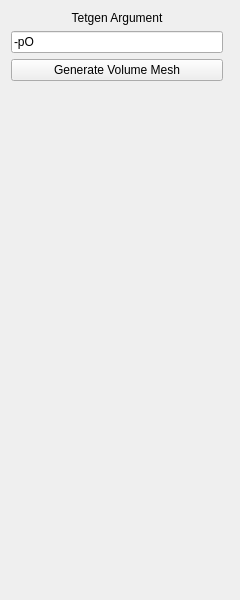
Qt form schnapps/plugins/volume_mesh_from_surface/volume_mesh_from_surface.ui (cgogn/SCHNApps) before a commit.
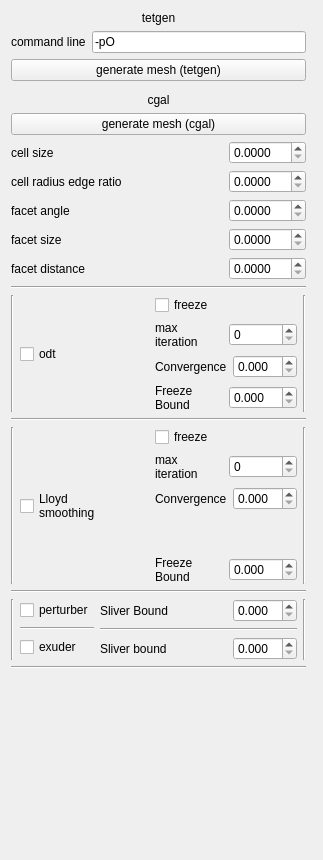
The same form after that commit.

Commit message: using cgal to generate meshes.

Patch:
```diff
--- a/schnapps/plugins/volume_mesh_from_surface/volume_mesh_from_surface.ui
+++ b/schnapps/plugins/volume_mesh_from_surface/volume_mesh_from_surface.ui
@@ -6,15 +6,15 @@
    <rect>
     <x>0</x>
     <y>0</y>
-    <width>240</width>
-    <height>600</height>
+    <width>323</width>
+    <height>860</height>
    </rect>
   </property>
   <property name="windowTitle">
    <string>Form</string>
   </property>
   <layout class="QGridLayout" name="gridLayout">
-   <item row="3" column="0" colspan="2">
+   <item row="11" column="0" colspan="2">
     <spacer name="verticalSpacer">
      <property name="orientation">
       <enum>Qt::Vertical</enum>
@@ -27,29 +27,742 @@
      </property>
     </spacer>
    </item>
-   <item row="0" column="0">
-    <widget class="QLabel" name="label_Tetgn_arg">
-     <property name="text">
-      <string>Tetgen Argument</string>
+   <item row="7" column="0">
+    <layout class="QVBoxLayout" name="verticalLayout">
+     <property name="topMargin">
+      <number>0</number>
      </property>
-     <property name="alignment">
-      <set>Qt::AlignCenter</set>
-     </property>
-    </widget>
+     <item>
+      <widget class="QLabel" name="label_Tetgn_arg">
+       <property name="text">
+        <string>tetgen</string>
+       </property>
+       <property name="alignment">
+        <set>Qt::AlignCenter</set>
+       </property>
+      </widget>
+     </item>
+     <item>
+      <layout class="QHBoxLayout" name="horizontalLayout">
+       <item>
+        <widget class="QLabel" name="label">
+         <property name="text">
+          <string>command line</string>
+         </property>
+        </widget>
+       </item>
+       <item>
+        <widget class="QLineEdit" name="lineEdit_tetgen_args">
+         <property name="text">
+          <string>-pO</string>
+         </property>
+        </widget>
+       </item>
+      </layout>
+     </item>
+     <item>
+      <widget class="QPushButton" name="pushButton_gen_volume_meshTetgen">
+       <property name="text">
+        <string>generate mesh (tetgen)</string>
+       </property>
+      </widget>
+     </item>
+    </layout>
    </item>
-   <item row="2" column="0">
-    <widget class="QPushButton" name="pushButton_gen_volume_mesh">
-     <property name="text">
-      <string>Generate Volume Mesh</string>
+   <item row="8" column="0">
+    <layout class="QVBoxLayout" name="layout_cgal">
+     <property name="topMargin">
+      <number>6</number>
      </property>
-    </widget>
-   </item>
-   <item row="1" column="0">
-    <widget class="QLineEdit" name="lineEdit_tetgen_args">
-     <property name="text">
-      <string>-pO</string>
-     </property>
-    </widget>
+     <item>
+      <widget class="QLabel" name="label_2">
+       <property name="text">
+        <string>cgal</string>
+       </property>
+       <property name="alignment">
+        <set>Qt::AlignCenter</set>
+       </property>
+      </widget>
+     </item>
+     <item>
+      <widget class="QPushButton" name="pushButtonGenMeshCGAL">
+       <property name="text">
+        <string>generate mesh (cgal)</string>
+       </property>
+      </widget>
+     </item>
+     <item>
+      <layout class="QHBoxLayout" name="horizontalLayout_7">
+       <item>
+        <widget class="QLabel" name="label_7">
+         <property name="text">
+          <string>cell size</string>
+         </property>
+        </widget>
+       </item>
+       <item>
+        <spacer name="horizontalSpacer_5">
+         <property name="orientation">
+          <enum>Qt::Horizontal</enum>
+         </property>
+         <property name="sizeHint" stdset="0">
+          <size>
+           <width>40</width>
+           <height>20</height>
+          </size>
+         </property>
+        </spacer>
+       </item>
+       <item>
+        <widget class="QDoubleSpinBox" name="doubleSpinBox_CellSize">
+         <property name="decimals">
+          <number>4</number>
+         </property>
+         <property name="maximum">
+          <double>999.000000000000000</double>
+         </property>
+         <property name="singleStep">
+          <double>0.100000000000000</double>
+         </property>
+        </widget>
+       </item>
+      </layout>
+     </item>
+     <item>
+      <layout class="QHBoxLayout" name="horizontalLayout_6">
+       <item>
+        <widget class="QLabel" name="label_6">
+         <property name="text">
+          <string>cell radius edge ratio</string>
+         </property>
+        </widget>
+       </item>
+       <item>
+        <spacer name="horizontalSpacer_4">
+         <property name="orientation">
+          <enum>Qt::Horizontal</enum>
+         </property>
+         <property name="sizeHint" stdset="0">
+          <size>
+           <width>40</width>
+           <height>20</height>
+          </size>
+         </property>
+        </spacer>
+       </item>
+       <item>
+        <widget class="QDoubleSpinBox" name="doubleSpinBox_Radius">
+         <property name="decimals">
+          <number>4</number>
+         </property>
+         <property name="maximum">
+          <double>999.000000000000000</double>
+         </property>
+         <property name="singleStep">
+          <double>0.100000000000000</double>
+         </property>
+        </widget>
+       </item>
+      </layout>
+     </item>
+     <item>
+      <layout class="QHBoxLayout" name="horizontalLayout_2">
+       <property name="topMargin">
+        <number>0</number>
+       </property>
+       <item>
+        <widget class="QLabel" name="label_3">
+         <property name="text">
+          <string>facet angle</string>
+         </property>
+        </widget>
+       </item>
+       <item>
+        <spacer name="horizontalSpacer">
+         <property name="orientation">
+          <enum>Qt::Horizontal</enum>
+         </property>
+         <property name="sizeHint" stdset="0">
+          <size>
+           <width>40</width>
+           <height>20</height>
+          </size>
+         </property>
+        </spacer>
+       </item>
+       <item>
+        <widget class="QDoubleSpinBox" name="doubleSpinBoxFacetAngle">
+         <property name="decimals">
+          <number>4</number>
+         </property>
+         <property name="maximum">
+          <double>180.000000000000000</double>
+         </property>
+         <property name="singleStep">
+          <double>0.100000000000000</double>
+         </property>
+        </widget>
+       </item>
+      </layout>
+     </item>
+     <item>
+      <layout class="QHBoxLayout" name="horizontalLayout_3">
+       <property name="topMargin">
+        <number>0</number>
+       </property>
+       <item>
+        <widget class="QLabel" name="label_4">
+         <property name="text">
+          <string>facet size</string>
+         </property>
+        </widget>
+       </item>
+       <item>
+        <spacer name="horizontalSpacer_2">
+         <property name="orientation">
+          <enum>Qt::Horizontal</enum>
+         </property>
+         <property name="sizeHint" stdset="0">
+          <size>
+           <width>40</width>
+           <height>20</height>
+          </size>
+         </property>
+        </spacer>
+       </item>
+       <item>
+        <widget class="QDoubleSpinBox" name="doubleSpinBox_FacetSize">
+         <property name="decimals">
+          <number>4</number>
+         </property>
+         <property name="maximum">
+          <double>999.000000000000000</double>
+         </property>
+         <property name="singleStep">
+          <double>0.100000000000000</double>
+         </property>
+        </widget>
+       </item>
+      </layout>
+     </item>
+     <item>
+      <layout class="QHBoxLayout" name="horizontalLayout_5">
+       <item>
+        <widget class="QLabel" name="label_5">
+         <property name="text">
+          <string>facet distance</string>
+         </property>
+        </widget>
+       </item>
+       <item>
+        <spacer name="horizontalSpacer_3">
+         <property name="orientation">
+          <enum>Qt::Horizontal</enum>
+         </property>
+         <property name="sizeHint" stdset="0">
+          <size>
+           <width>40</width>
+           <height>20</height>
+          </size>
+         </property>
+        </spacer>
+       </item>
+       <item>
+        <widget class="QDoubleSpinBox" name="doubleSpinBox_3FacetDistance">
+         <property name="decimals">
+          <number>4</number>
+         </property>
+         <property name="maximum">
+          <double>999.000000000000000</double>
+         </property>
+         <property name="singleStep">
+          <double>0.100000000000000</double>
+         </property>
+        </widget>
+       </item>
+      </layout>
+     </item>
+     <item>
+      <widget class="Line" name="line_7">
+       <property name="orientation">
+        <enum>Qt::Horizontal</enum>
+       </property>
+      </widget>
+     </item>
+     <item>
+      <layout class="QHBoxLayout" name="horizontalLayout_4">
+       <item>
+        <widget class="Line" name="line_5">
+         <property name="orientation">
+          <enum>Qt::Vertical</enum>
+         </property>
+        </widget>
+       </item>
+       <item>
+        <layout class="QVBoxLayout" name="verticalLayout_7">
+         <item>
+          <spacer name="verticalSpacer_6">
+           <property name="orientation">
+            <enum>Qt::Vertical</enum>
+           </property>
+           <property name="sizeHint" stdset="0">
+            <size>
+             <width>20</width>
+             <height>40</height>
+            </size>
+           </property>
+          </spacer>
+         </item>
+         <item>
+          <layout class="QHBoxLayout" name="horizontalLayout_18">
+           <item>
+            <widget class="QCheckBox" name="checkBox_ODT">
+             <property name="text">
+              <string>odt</string>
+             </property>
+            </widget>
+           </item>
+           <item>
+            <spacer name="horizontalSpacer_11">
+             <property name="orientation">
+              <enum>Qt::Horizontal</enum>
+             </property>
+             <property name="sizeHint" stdset="0">
+              <size>
+               <width>40</width>
+               <height>20</height>
+              </size>
+             </property>
+            </spacer>
+           </item>
+          </layout>
+         </item>
+         <item>
+          <spacer name="verticalSpacer_5">
+           <property name="orientation">
+            <enum>Qt::Vertical</enum>
+           </property>
+           <property name="sizeHint" stdset="0">
+            <size>
+             <width>20</width>
+             <height>40</height>
+            </size>
+           </property>
+          </spacer>
+         </item>
+        </layout>
+       </item>
+       <item>
+        <layout class="QVBoxLayout" name="verticalLayout_5">
+         <item>
+          <layout class="QHBoxLayout" name="horizontalLayout_17">
+           <item>
+            <widget class="QCheckBox" name="checkBox_FreezeODT">
+             <property name="text">
+              <string>freeze</string>
+             </property>
+            </widget>
+           </item>
+           <item>
+            <spacer name="horizontalSpacer_9">
+             <property name="orientation">
+              <enum>Qt::Horizontal</enum>
+             </property>
+             <property name="sizeHint" stdset="0">
+              <size>
+               <width>40</width>
+               <height>20</height>
+              </size>
+             </property>
+            </spacer>
+           </item>
+          </layout>
+         </item>
+         <item>
+          <layout class="QHBoxLayout" name="horizontalLayout_15">
+           <item>
+            <widget class="QLabel" name="label_13">
+             <property name="text">
+              <string>max
+iteration</string>
+             </property>
+            </widget>
+           </item>
+           <item>
+            <widget class="QSpinBox" name="spinBox_ODTMaxIter"/>
+           </item>
+          </layout>
+         </item>
+         <item>
+          <layout class="QHBoxLayout" name="horizontalLayout_14">
+           <item>
+            <widget class="QLabel" name="label_12">
+             <property name="text">
+              <string>Convergence</string>
+             </property>
+            </widget>
+           </item>
+           <item>
+            <widget class="QDoubleSpinBox" name="doubleSpinBox_OdtConvergence">
+             <property name="decimals">
+              <number>3</number>
+             </property>
+             <property name="singleStep">
+              <double>0.010000000000000</double>
+             </property>
+            </widget>
+           </item>
+          </layout>
+         </item>
+         <item>
+          <layout class="QHBoxLayout" name="horizontalLayout_13">
+           <item>
+            <widget class="QLabel" name="label_11">
+             <property name="text">
+              <string>Freeze
+Bound</string>
+             </property>
+            </widget>
+           </item>
+           <item>
+            <widget class="QDoubleSpinBox" name="doubleSpinBox_8OdtFreeze">
+             <property name="decimals">
+              <number>3</number>
+             </property>
+             <property name="singleStep">
+              <double>0.010000000000000</double>
+             </property>
+            </widget>
+           </item>
+          </layout>
+         </item>
+        </layout>
+       </item>
+       <item>
+        <widget class="Line" name="line_6">
+         <property name="orientation">
+          <enum>Qt::Vertical</enum>
+         </property>
+        </widget>
+       </item>
+      </layout>
+     </item>
+     <item>
+      <widget class="Line" name="line">
+       <property name="orientation">
+        <enum>Qt::Horizontal</enum>
+       </property>
+      </widget>
+     </item>
+     <item>
+      <layout class="QHBoxLayout" name="horizontalLayout_8">
+       <item>
+        <widget class="Line" name="line_4">
+         <property name="orientation">
+          <enum>Qt::Vertical</enum>
+         </property>
+        </widget>
+       </item>
+       <item>
+        <layout class="QVBoxLayout" name="verticalLayout_3">
+         <item>
+          <spacer name="verticalSpacer_3">
+           <property name="orientation">
+            <enum>Qt::Vertical</enum>
+           </property>
+           <property name="sizeHint" stdset="0">
+            <size>
+             <width>20</width>
+             <height>40</height>
+            </size>
+           </property>
+          </spacer>
+         </item>
+         <item>
+          <layout class="QHBoxLayout" name="horizontalLayout_9">
+           <item>
+            <widget class="QCheckBox" name="checkBoxLloyd">
+             <property name="text">
+              <string>Lloyd
+smoothing</string>
+             </property>
+            </widget>
+           </item>
+           <item>
+            <spacer name="horizontalSpacer_6">
+             <property name="orientation">
+              <enum>Qt::Horizontal</enum>
+             </property>
+             <property name="sizeHint" stdset="0">
+              <size>
+               <width>40</width>
+               <height>20</height>
+              </size>
+             </property>
+            </spacer>
+           </item>
+          </layout>
+         </item>
+         <item>
+          <spacer name="verticalSpacer_2">
+           <property name="orientation">
+            <enum>Qt::Vertical</enum>
+           </property>
+           <property name="sizeHint" stdset="0">
+            <size>
+             <width>20</width>
+             <height>40</height>
+            </size>
+           </property>
+          </spacer>
+         </item>
+        </layout>
+       </item>
+       <item>
+        <layout class="QVBoxLayout" name="verticalLayout_4">
+         <item>
+          <layout class="QHBoxLayout" name="horizontalLayout_16">
+           <item>
+            <widget class="QCheckBox" name="checkBox_FreezeLloyd">
+             <property name="text">
+              <string>freeze</string>
+             </property>
+            </widget>
+           </item>
+           <item>
+            <spacer name="horizontalSpacer_8">
+             <property name="orientation">
+              <enum>Qt::Horizontal</enum>
+             </property>
+             <property name="sizeHint" stdset="0">
+              <size>
+               <width>40</width>
+               <height>20</height>
+              </size>
+             </property>
+            </spacer>
+           </item>
+          </layout>
+         </item>
+         <item>
+          <layout class="QHBoxLayout" name="horizontalLayout_12">
+           <item>
+            <widget class="QLabel" name="label_10">
+             <property name="text">
+              <string>max
+iteration</string>
+             </property>
+            </widget>
+           </item>
+           <item>
+            <widget class="QSpinBox" name="spinBoxMaxITLloyd"/>
+           </item>
+          </layout>
+         </item>
+         <item>
+          <layout class="QHBoxLayout" name="horizontalLayout_11">
+           <item>
+            <widget class="QLabel" name="label_9">
+             <property name="text">
+              <string>Convergence</string>
+             </property>
+            </widget>
+           </item>
+           <item>
+            <widget class="QDoubleSpinBox" name="doubleSpinBox_ConvergenceLloyd">
+             <property name="decimals">
+              <number>3</number>
+             </property>
+             <property name="singleStep">
+              <double>0.010000000000000</double>
+             </property>
+            </widget>
+           </item>
+          </layout>
+         </item>
+         <item>
+          <spacer name="verticalSpacer_4">
+           <property name="orientation">
+            <enum>Qt::Vertical</enum>
+           </property>
+           <property name="sizeHint" stdset="0">
+            <size>
+             <width>20</width>
+             <height>40</height>
+            </size>
+           </property>
+          </spacer>
+         </item>
+         <item>
+          <layout class="QHBoxLayout" name="horizontalLayout_10">
+           <item>
+            <widget class="QLabel" name="label_8">
+             <property name="text">
+              <string>Freeze
+Bound</string>
+             </property>
+            </widget>
+           </item>
+           <item>
+            <widget class="QDoubleSpinBox" name="doubleSpinBox_FreezeBoundLLoyd">
+             <property name="decimals">
+              <number>3</number>
+             </property>
+             <property name="singleStep">
+              <double>0.010000000000000</double>
+             </property>
+            </widget>
+           </item>
+          </layout>
+         </item>
+        </layout>
+       </item>
+       <item>
+        <widget class="Line" name="line_2">
+         <property name="orientation">
+          <enum>Qt::Vertical</enum>
+         </property>
+        </widget>
+       </item>
+      </layout>
+     </item>
+     <item>
+      <widget class="Line" name="line_3">
+       <property name="orientation">
+        <enum>Qt::Horizontal</enum>
+       </property>
+      </widget>
+     </item>
+     <item>
+      <layout class="QHBoxLayout" name="horizontalLayout_19">
+       <item>
+        <widget class="Line" name="line_11">
+         <property name="orientation">
+          <enum>Qt::Vertical</enum>
+         </property>
+        </widget>
+       </item>
+       <item>
+        <layout class="QVBoxLayout" name="verticalLayout_2">
+         <item>
+          <widget class="QCheckBox" name="checkBox_Perturber">
+           <property name="text">
+            <string>perturber</string>
+           </property>
+          </widget>
+         </item>
+         <item>
+          <widget class="Line" name="line_9">
+           <property name="orientation">
+            <enum>Qt::Horizontal</enum>
+           </property>
+          </widget>
+         </item>
+         <item>
+          <widget class="QCheckBox" name="checkBox_5Exuder">
+           <property name="text">
+            <string>exuder</string>
+           </property>
+          </widget>
+         </item>
+        </layout>
+       </item>
+       <item>
+        <layout class="QVBoxLayout" name="verticalLayout_8">
+         <item>
+          <layout class="QHBoxLayout" name="horizontalLayout_22">
+           <item>
+            <widget class="QLabel" name="label_17">
+             <property name="text">
+              <string>Sliver Bound</string>
+             </property>
+            </widget>
+           </item>
+           <item>
+            <spacer name="horizontalSpacer_10">
+             <property name="orientation">
+              <enum>Qt::Horizontal</enum>
+             </property>
+             <property name="sizeHint" stdset="0">
+              <size>
+               <width>40</width>
+               <height>20</height>
+              </size>
+             </property>
+            </spacer>
+           </item>
+           <item>
+            <widget class="QDoubleSpinBox" name="doubleSpinBox_PerturberSliver">
+             <property name="decimals">
+              <number>3</number>
+             </property>
+             <property name="singleStep">
+              <double>0.010000000000000</double>
+             </property>
+            </widget>
+           </item>
+          </layout>
+         </item>
+         <item>
+          <widget class="Line" name="line_8">
+           <property name="orientation">
+            <enum>Qt::Horizontal</enum>
+           </property>
+          </widget>
+         </item>
+         <item>
+          <layout class="QHBoxLayout" name="horizontalLayout_20">
+           <item>
+            <widget class="QLabel" name="label_16">
+             <property name="text">
+              <string>Sliver bound</string>
+             </property>
+            </widget>
+           </item>
+           <item>
+            <spacer name="horizontalSpacer_7">
+             <property name="orientation">
+              <enum>Qt::Horizontal</enum>
+             </property>
+             <property name="sizeHint" stdset="0">
+              <size>
+               <width>40</width>
+               <height>20</height>
+              </size>
+             </property>
+            </spacer>
+           </item>
+           <item>
+            <widget class="QDoubleSpinBox" name="doubleSpinBox_ExuderSliver">
+             <property name="decimals">
+              <number>3</number>
+             </property>
+             <property name="singleStep">
+              <double>0.010000000000000</double>
+             </property>
+            </widget>
+           </item>
+          </layout>
+         </item>
+        </layout>
+       </item>
+       <item>
+        <widget class="Line" name="line_10">
+         <property name="orientation">
+          <enum>Qt::Vertical</enum>
+         </property>
+        </widget>
+       </item>
+      </layout>
+     </item>
+     <item>
+      <widget class="Line" name="line_12">
+       <property name="orientation">
+        <enum>Qt::Horizontal</enum>
+       </property>
+      </widget>
+     </item>
+    </layout>
    </item>
   </layout>
  </widget>
```
The commit also changes 9 other files.
